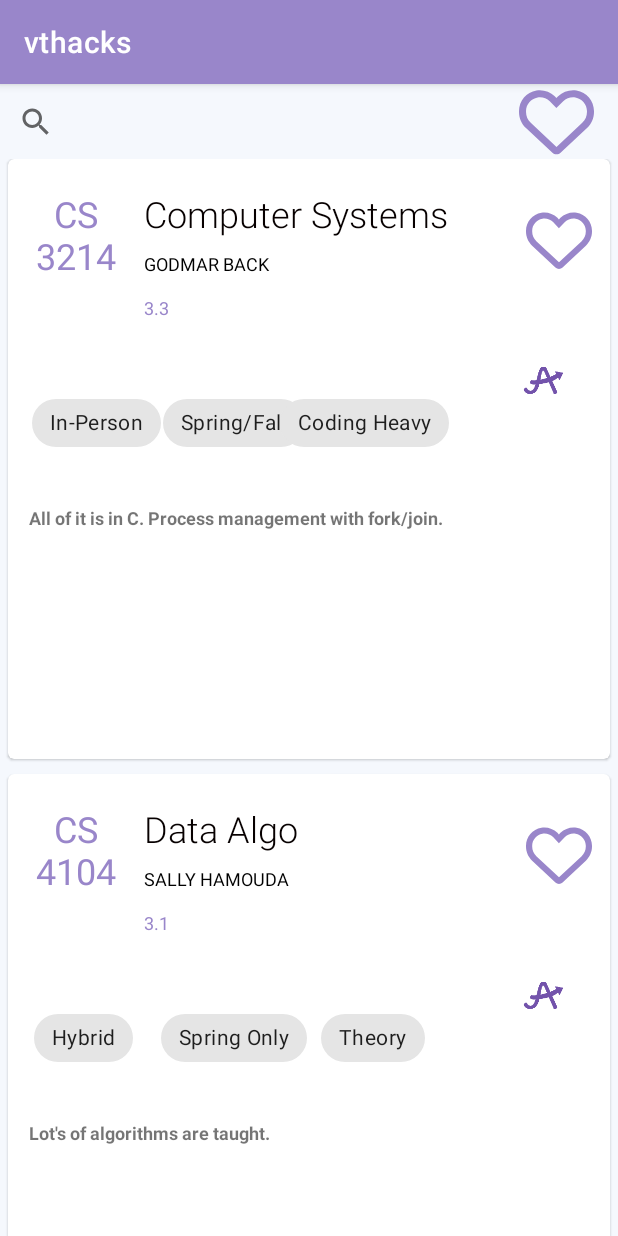
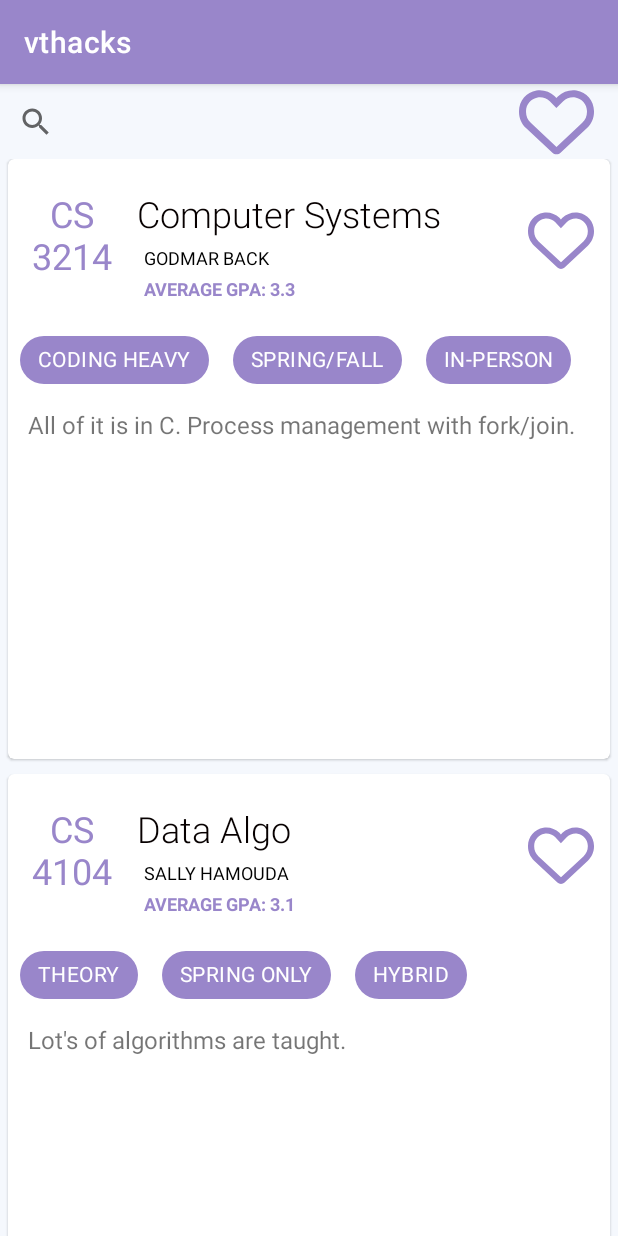
Before and after one commit to daltarace/vthacks, an Android app: the screen it shows after launch (MainActivity), on a phone screen of 412 x 824 dp. Run offline under Robolectric (Android 15) with nearby library versions, the phone set to English and light mode, and no system bars.

Commit message:
UI changes to cards

```diff
--- a/app/src/main/java/com/example/vthacks/RvAdapter.kt
+++ b/app/src/main/java/com/example/vthacks/RvAdapter.kt
@@ -50,7 +50,7 @@ class RvAdapter(
                 binding.activityClassname.text = this.classname
                 binding.activityClasscode.text = this.classcode
                 binding.activityTeacher.text = this.teacher
-                binding.activityGpa.text = this.gpa
+                binding.activityGpa.text = "Average Gpa: " + this.gpa
                 binding.activityWiki.text = this.wiki
                 binding.activityMode.text = this.mode
                 binding.activitySemester.text = this.semester
--- a/app/src/main/res/layout/single_item.xml
+++ b/app/src/main/res/layout/single_item.xml
@@ -25,8 +25,8 @@
 
         <TextView
             android:id="@+id/activity_classname"
-            android:layout_width="220dp"
-            android:layout_height="37dp"
+            android:layout_width="229dp"
+            android:layout_height="0dp"
             android:layout_marginTop="20dp"
             android:fontFamily="sans-serif-light"
             android:text="classname"
@@ -53,8 +53,8 @@
         <TextView
             android:id="@+id/activity_teacher"
             android:layout_width="221dp"
-            android:layout_height="25dp"
-            android:layout_marginTop="4dp"
+            android:layout_height="16dp"
+            android:layout_marginTop="4.5dp"
             android:text="teacher"
             android:textAllCaps="true"
             android:textColor="#000000"
@@ -66,74 +66,84 @@
 
         <TextView
             android:id="@+id/activity_gpa"
-            android:layout_width="76dp"
+            android:layout_width="150dp"
             android:layout_height="24dp"
-            android:layout_marginTop="4dp"
+            android:layout_marginTop="4.5dp"
             android:text="gpa"
             android:textAllCaps="true"
             android:textColor="@color/primary"
             android:textSize="12sp"
+            android:textStyle="bold"
             app:layout_constraintEnd_toEndOf="parent"
-            app:layout_constraintHorizontal_bias="0.279"
+            app:layout_constraintHorizontal_bias="0.361"
             app:layout_constraintStart_toStartOf="parent"
             app:layout_constraintTop_toBottomOf="@+id/activity_teacher" />
 
         <TextView
             android:id="@+id/activity_wiki"
-            android:layout_width="320dp"
-            android:layout_height="178dp"
-            android:layout_marginTop="144dp"
+            android:layout_width="375dp"
+            android:layout_height="223dp"
+            android:layout_marginTop="8dp"
             android:text="wiki"
-            android:textSize="12sp"
-            android:textStyle="bold"
+            android:textSize="16sp"
             app:layout_constraintEnd_toEndOf="parent"
-            app:layout_constraintHorizontal_bias="0.17"
+            app:layout_constraintHorizontal_bias="0.514"
             app:layout_constraintStart_toStartOf="parent"
-            app:layout_constraintTop_toBottomOf="@+id/activity_teacher" />
+            app:layout_constraintTop_toBottomOf="@+id/linearLayout" />
 
-        <ImageView
-            android:id="@+id/iv_language"
-            android:layout_width="34dp"
-            android:layout_height="39dp"
-            android:layout_marginLeft="340dp"
-            android:layout_marginTop="128dp"
-            android:scaleType="fitCenter"
-            android:src="@mipmap/ic_launcher"
-            app:layout_constraintLeft_toLeftOf="parent"
-            app:layout_constraintTop_toTopOf="parent" />
+        <com.google.android.material.chip.ChipGroup
+            android:id="@+id/linearLayout"
+            android:layout_width="match_parent"
+            android:layout_height="wrap_content"
+            android:layout_marginTop="8dp"
+            android:paddingRight="4dp"
+            app:layout_constraintEnd_toEndOf="parent"
+            app:layout_constraintHorizontal_bias="0.0"
+            app:layout_constraintStart_toStartOf="parent"
+            app:layout_constraintTop_toBottomOf="@+id/activity_gpa">
+
+            <com.google.android.material.chip.Chip
+                android:id="@+id/activity_extra"
+                android:layout_width="wrap_content"
+                android:layout_height="wrap_content"
+                android:layout_marginStart="8dp"
+                android:text="chiptext2"
+                android:textAllCaps="true"
+                android:textColor="@color/white"
+                app:chipBackgroundColor="@color/primary"
+                app:layout_constraintBottom_toBottomOf="parent"
+                app:layout_constraintStart_toEndOf="@+id/activity_semester"
+                app:layout_constraintTop_toTopOf="@+id/activity_semester"
+                app:layout_constraintVertical_bias="0.0" />
 
             <com.google.android.material.chip.Chip
                 android:id="@+id/activity_semester"
                 android:layout_width="wrap_content"
                 android:layout_height="wrap_content"
-            android:layout_marginTop="152dp"
-            android:text="chiptext"
-            app:layout_constraintEnd_toEndOf="parent"
-            app:layout_constraintHorizontal_bias="0.336"
-            app:layout_constraintStart_toStartOf="parent"
-            app:layout_constraintTop_toTopOf="parent" />
+                android:layout_marginStart="8dp"
+                android:text="chiptext1"
+                android:textAllCaps="true"
+                android:textColor="@color/white"
+                app:chipBackgroundColor="@color/primary"
+                app:layout_constraintBottom_toBottomOf="parent"
+                app:layout_constraintStart_toEndOf="@+id/activity_mode"
+                app:layout_constraintTop_toTopOf="@+id/activity_mode"
+                app:layout_constraintVertical_bias="0.0" />
 
             <com.google.android.material.chip.Chip
                 android:id="@+id/activity_mode"
                 android:layout_width="wrap_content"
                 android:layout_height="wrap_content"
-            android:layout_marginTop="152dp"
-            android:text="chiptext"
-            app:layout_constraintEnd_toEndOf="parent"
-            app:layout_constraintHorizontal_bias="0.051"
+                android:layout_marginStart="8dp"
+                android:text="chiptext2"
+                android:textAllCaps="true"
+                android:textColor="@color/white"
+                app:chipBackgroundColor="@color/primary"
+                app:layout_constraintBottom_toBottomOf="parent"
                 app:layout_constraintStart_toStartOf="parent"
-            app:layout_constraintTop_toTopOf="parent" />
-
-        <com.google.android.material.chip.Chip
-            android:id="@+id/activity_extra"
-            android:layout_width="wrap_content"
-            android:layout_height="wrap_content"
-            android:layout_marginTop="152dp"
-            android:text="chiptext"
-            app:layout_constraintEnd_toEndOf="parent"
-            app:layout_constraintHorizontal_bias="0.629"
-            app:layout_constraintStart_toStartOf="parent"
-            app:layout_constraintTop_toTopOf="parent" />
+                app:layout_constraintTop_toTopOf="parent"
+                app:layout_constraintVertical_bias="0.305" />
+        </com.google.android.material.chip.ChipGroup>
 
         <Button
             android:id="@+id/activity_favoritebutton"
```
Lines whose indentation alone changed are shown as unchanged.
